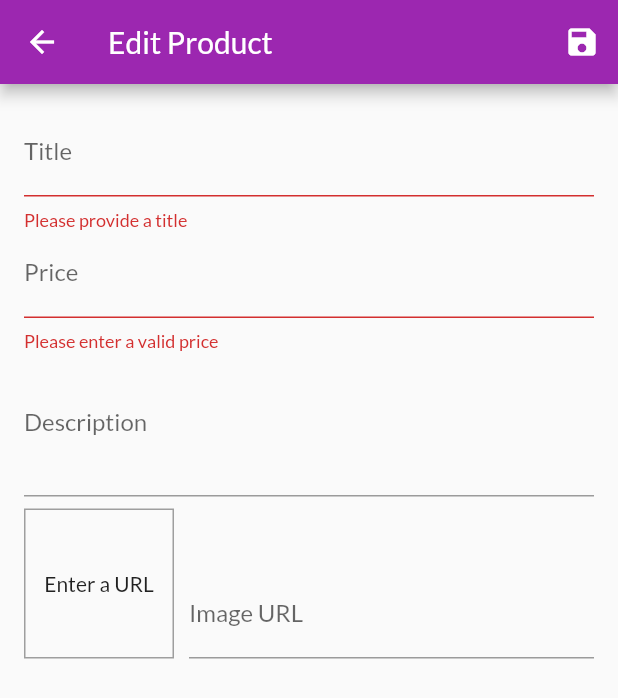
After one commit to michaelsoliman1/ShopApp-Flutter, a Flutter app: the EditProductScreen screen opened by its route, after a tap on the "save" icon, on a phone screen of 412 x 824 dp. The commit adds this screen. Shown: the top 698 px of the screen. Run offline on Flutter 3.47's test engine with Material 2 defaults, Android fonts, the phone set to English and light mode, and no system bars; network calls fail.

Commit message:
added user products page

```diff
--- a/lib/main.dart
+++ b/lib/main.dart
@@ -3,6 +3,8 @@ import 'package:provider/provider.dart';
 
 import './screens/products_overview_screen.dart';
 import './screens/product_detail_screen.dart';
+import './screens/user_product_screen.dart';
+import './screens/edit_product_screen.dart';
 import './screens/orders_screen.dart';
 import './screens/cart_screen.dart';
 
@@ -39,6 +41,8 @@ class MyApp extends StatelessWidget {
           ProductDetailScreen.routeName: (ctx) => ProductDetailScreen(),
           CartScreen.routeName: (ctx) => CartScreen(),
           OrdersScreen.routeName: (ctx) => OrdersScreen(),
+          UserProductsScreen.routeName: (ctx) => UserProductsScreen(),
+          EditProductScreen.routeName: (ctx) => EditProductScreen(),
         },
       ),
     );
--- a/lib/providers/products.dart
+++ b/lib/providers/products.dart
@@ -46,7 +46,30 @@ class Products with ChangeNotifier {
     return _items.where((element) => element.isFavorite).toList();
   }
 
-  void addProduct() {
+  void addProduct(Product product) {
+    final newProduct = Product(
+      title: product.title,
+      description: product.description,
+      price: product.price,
+      imageUrl: product.imageUrl,
+      id: DateTime.now().toString(),
+    );
+    _items.add(newProduct);
+    // _items.insert(0, newProduct); // at the start of the list
+    notifyListeners();
+  }
+
+  void updateProduct(String id, Product newProduct) {
+    final prodIndex = _items.indexWhere((element) => element.id == id);
+    print(newProduct.title);
+    _items[prodIndex] = newProduct;
+    print(_items[prodIndex].title);
+
+    notifyListeners();
+  }
+
+  void deleteProduct(String id) {
+    _items.removeWhere((element) => element.id == id);
     notifyListeners();
   }
 
--- /dev/null
+++ b/lib/screens/edit_product_screen.dart
@@ -0,0 +1,233 @@
+import 'package:flutter/material.dart';
+import 'package:provider/provider.dart';
+
+import '../providers/product.dart';
+import '../providers/products.dart';
+
+class EditProductScreen extends StatefulWidget {
+  static const routeName = '/edit-product';
+
+  @override
+  _EditProductScreenState createState() => _EditProductScreenState();
+}
+
+class _EditProductScreenState extends State<EditProductScreen> {
+  final _priceFocusNode = FocusNode();
+  final _descriptionFocusNode = FocusNode();
+  final _imageUrlController = TextEditingController();
+  final _imageUrlFocusNode = FocusNode();
+  final _form = GlobalKey<FormState>();
+  var _editedProduct = Product(
+    id: null,
+    title: '',
+    price: 0,
+    description: '',
+    imageUrl: '',
+  );
+  var _isInit = true;
+  var _initValues = {
+    'title': '',
+    'price': '',
+    'description': '',
+    'imageUrl': '',
+  };
+
+  @override
+  void initState() {
+    _imageUrlFocusNode.addListener(_updateImageUrl);
+    super.initState();
+  }
+
+  @override
+  void didChangeDependencies() {
+    if (_isInit) {
+      final productId = ModalRoute.of(context).settings.arguments as String;
+      if (productId != null) {
+        _editedProduct =
+            Provider.of<Products>(context, listen: false).findById(productId);
+        _initValues = {
+          'title': _editedProduct.title,
+          'description': _editedProduct.description,
+          'price': _editedProduct.price.toString(),
+          'imageUrl': '',
+        };
+        _imageUrlController.text = _editedProduct.imageUrl;
+      }
+    }
+    _isInit = false;
+    super.didChangeDependencies();
+  }
+
+  @override
+  void dispose() {
+    _imageUrlFocusNode.removeListener(_updateImageUrl);
+    _priceFocusNode.dispose();
+    _descriptionFocusNode.dispose();
+    _imageUrlController.dispose();
+    _imageUrlFocusNode.dispose();
+    super.dispose();
+  }
+
+  void _updateImageUrl() {
+    if (!_imageUrlFocusNode.hasFocus) {
+      setState(() {});
+    }
+  }
+
+  void _saveForm() {
+    final isValid = _form.currentState.validate();
+    if (!isValid) {
+      return;
+    }
+    _form.currentState.save();
+
+    if (_editedProduct.id != null) {
+      Provider.of<Products>(context, listen: false)
+          .updateProduct(_editedProduct.id, _editedProduct);
+    } else {
+      Provider.of<Products>(context, listen: false).addProduct(_editedProduct);
+    }
+    Navigator.of(context).pop();
+  }
+
+  @override
+  Widget build(BuildContext context) {
+    return Scaffold(
+      appBar: AppBar(
+        title: Text('Edit Product'),
+        actions: <Widget>[
+          IconButton(
+            icon: Icon(Icons.save),
+            onPressed: _saveForm,
+          ),
+        ],
+      ),
+      body: Padding(
+        padding: const EdgeInsets.all(16.0),
+        child: Form(
+          key: _form,
+          child: ListView(
+            children: <Widget>[
+              TextFormField(
+                initialValue: _initValues['title'],
+                decoration: InputDecoration(labelText: 'Title'),
+                textInputAction: TextInputAction.next,
+                onFieldSubmitted: (_) {
+                  FocusScope.of(context).requestFocus(_priceFocusNode);
+                },
+                onSaved: (value) {
+                  _editedProduct = Product(
+                    title: value,
+                    price: _editedProduct.price,
+                    description: _editedProduct.description,
+                    imageUrl: _editedProduct.imageUrl,
+                    id: _editedProduct.id,
+                    isFavorite: _editedProduct.isFavorite,
+                  );
+                },
+                validator: (value) {
+                  if (value.isEmpty) {
+                    return 'Please provide a title';
+                  }
+                  return null;
+                },
+              ),
+              TextFormField(
+                initialValue: _initValues['price'],
+                decoration: InputDecoration(labelText: 'Price'),
+                textInputAction: TextInputAction.next,
+                keyboardType: TextInputType.number,
+                focusNode: _priceFocusNode,
+                onFieldSubmitted: (_) {
+                  FocusScope.of(context).requestFocus(_descriptionFocusNode);
+                },
+                onSaved: (value) {
+                  _editedProduct = Product(
+                    title: _editedProduct.title,
+                    price: double.parse(value),
+                    description: _editedProduct.description,
+                    imageUrl: _editedProduct.imageUrl,
+                    id: _editedProduct.id,
+                    isFavorite: _editedProduct.isFavorite,
+                  );
+                },
+                validator: (value) {
+                  if (double.tryParse(value) == null) {
+                    return 'Please enter a valid price';
+                  }
+                  return null;
+                },
+              ),
+              TextFormField(
+                initialValue: _initValues['description'],
+                decoration: InputDecoration(labelText: 'Description'),
+                maxLines: 3,
+                keyboardType: TextInputType.multiline,
+                focusNode: _descriptionFocusNode,
+                onSaved: (value) {
+                  _editedProduct = Product(
+                    title: _editedProduct.title,
+                    price: _editedProduct.price,
+                    description: value,
+                    imageUrl: _editedProduct.imageUrl,
+                    id: _editedProduct.id,
+                    isFavorite: _editedProduct.isFavorite,
+                  );
+                },
+              ),
+              Row(
+                crossAxisAlignment: CrossAxisAlignment.end,
+                children: <Widget>[
+                  Container(
+                    width: 100,
+                    height: 100,
+                    margin: EdgeInsets.only(
+                      top: 8,
+                      right: 10,
+                    ),
+                    decoration: BoxDecoration(
+                      border: Border.all(
+                        width: 1,
+                        color: Colors.grey,
+                      ),
+                    ),
+                    child: _imageUrlController.text.isEmpty
+                        ? Center(child: Text('Enter a URL'))
+                        : FittedBox(
+                            child: Image.network(
+                              _imageUrlController.text,
+                              fit: BoxFit.cover,
+                            ),
+                          ),
+                  ),
+                  Expanded(
+                    child: TextFormField(
+                      decoration: InputDecoration(labelText: 'Image URL'),
+                      keyboardType: TextInputType.url,
+                      textInputAction: TextInputAction.done,
+                      controller: _imageUrlController,
+                      focusNode: _imageUrlFocusNode,
+                      onFieldSubmitted: (_) {
+                        _saveForm();
+                      },
+                      onSaved: (value) {
+                        _editedProduct = Product(
+                          title: _editedProduct.title,
+                          price: _editedProduct.price,
+                          description: _editedProduct.description,
+                          imageUrl: value,
+                          id: _editedProduct.id,
+                          isFavorite: _editedProduct.isFavorite,
+                        );
+                      },
+                    ),
+                  ),
+                ],
+              ),
+            ],
+          ),
+        ),
+      ),
+    );
+  }
+}
--- a/lib/widgets/app_drawer.dart
+++ b/lib/widgets/app_drawer.dart
@@ -1,5 +1,6 @@
 import 'package:flutter/material.dart';
 
+import '../screens/user_product_screen.dart';
 import '../screens/orders_screen.dart';
 
 class AppDrawer extends StatelessWidget {
@@ -29,6 +30,15 @@ class AppDrawer extends StatelessWidget {
             },
           ),
           Divider(),
+          ListTile(
+            leading: Icon(Icons.edit),
+            title: Text('Your Products'),
+            onTap: () {
+              Navigator.of(context)
+                  .pushReplacementNamed(UserProductsScreen.routeName);
+            },
+          ),
+          Divider(),
         ],
       ),
     );
--- /dev/null
+++ b/lib/widgets/user_product_item.dart
@@ -0,0 +1,46 @@
+import 'package:flutter/material.dart';
+import 'package:provider/provider.dart';
+
+import '../screens/edit_product_screen.dart';
+import '../providers/products.dart';
+import '../providers/product.dart';
+
+class UserProductItem extends StatelessWidget {
+  final Product product;
+
+  UserProductItem(this.product);
+  @override
+  Widget build(BuildContext context) {
+    return ListTile(
+      title: Text(
+        product.title,
+      ),
+      leading: CircleAvatar(
+        backgroundImage: NetworkImage(product.imageUrl),
+      ),
+      trailing: Container(
+        width: 100,
+        child: Row(
+          children: [
+            IconButton(
+              icon: Icon(Icons.edit),
+              onPressed: () {
+                Navigator.of(context).pushNamed(EditProductScreen.routeName,
+                    arguments: product.id);
+              },
+              color: Theme.of(context).primaryColor,
+            ),
+            IconButton(
+              icon: Icon(Icons.delete),
+              onPressed: () {
+                Provider.of<Products>(context, listen: false)
+                    .deleteProduct(product.id);
+              },
+              color: Theme.of(context).errorColor,
+            ),
+          ],
+        ),
+      ),
+    );
+  }
+}
```
Also changed, not shown: lib/providers/cart.dart (+20 -0 lines), lib/screens/product_detail_screen.dart (+11 -0 lines), lib/screens/user_product_screen.dart (added, +43 -0 lines), lib/widgets/add_item.dart (added, +37 -0 lines), lib/widgets/cart_item.dart (+25 -0 lines), lib/widgets/product_item.dart (+5 -5 lines).
